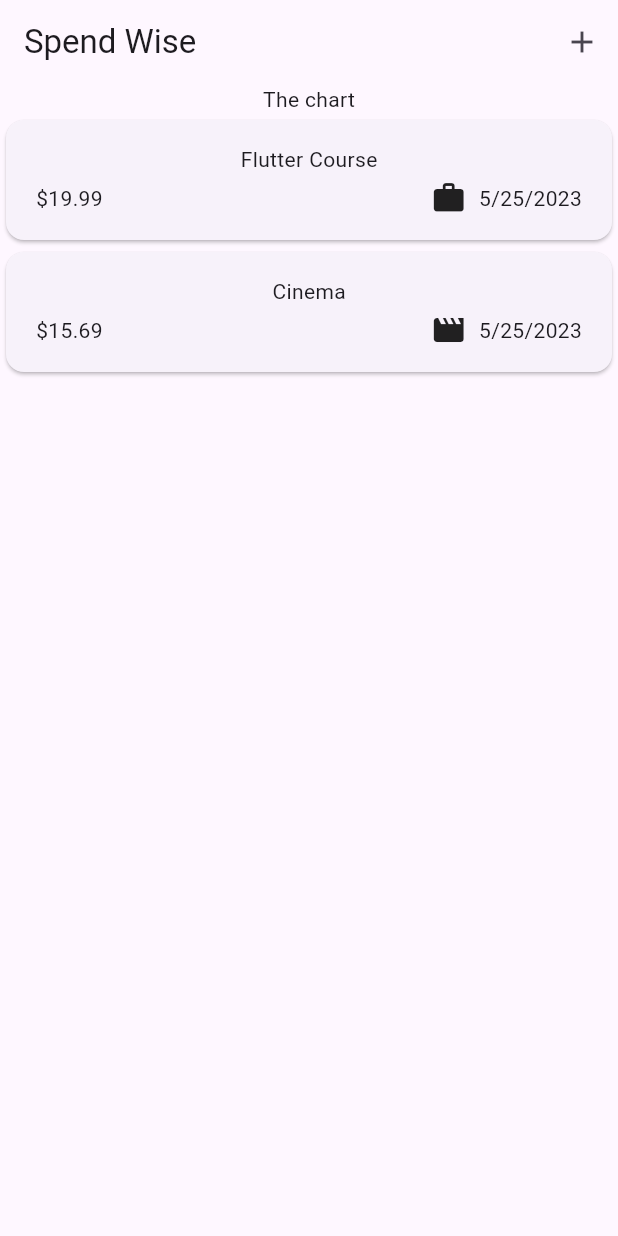
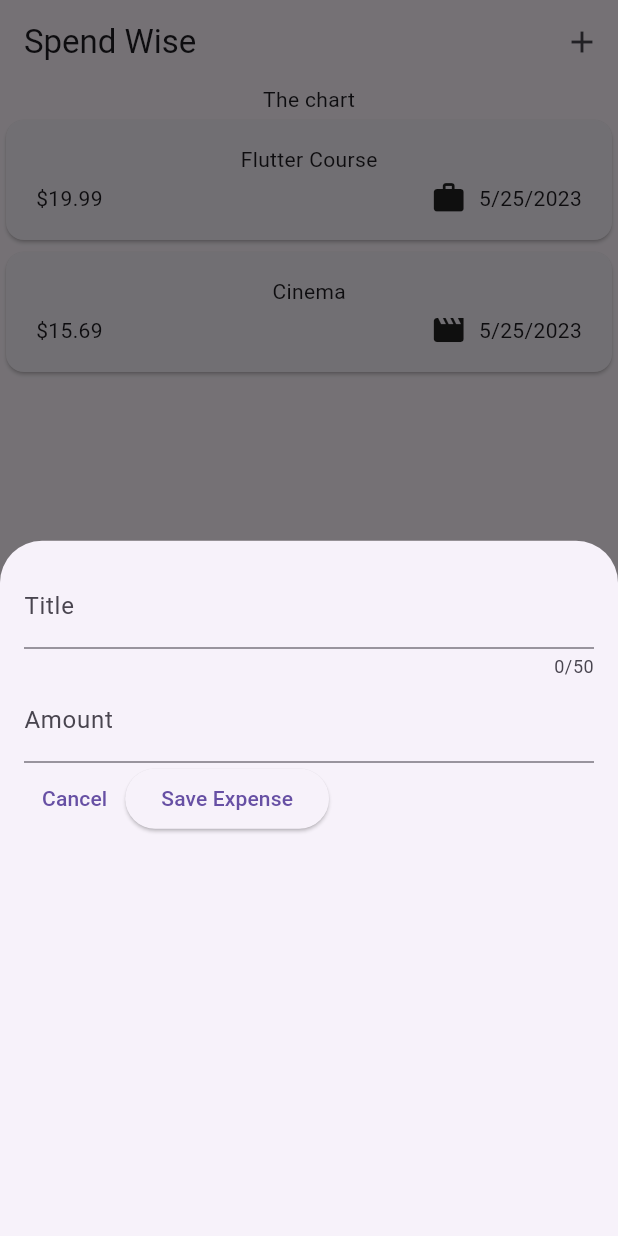
Before and after one commit to Passant-Hatem/spend_wise, a Flutter app: the screen it shows after launch, after a tap on the "add" icon, on a phone screen of 412 x 824 dp. Run offline on Flutter 3.47's test engine with Material 2 defaults, Android fonts, the phone set to English and light mode, and no system bars.

Commit message:
feat: add new expense

```diff
--- a/lib/spend_wise_home.dart
+++ b/lib/spend_wise_home.dart
@@ -1,4 +1,5 @@
 import 'package:flutter/material.dart';
+import 'package:spend_wise/widgets/add_new_expense.dart';
 import 'package:spend_wise/widgets/expense_item.dart';
 
 import 'models/expense.dart';
@@ -28,14 +29,23 @@ class _SpendWiseHomeState extends State<SpendWiseHome> {
     ),
   ];
 
+  void _openAddExpenseOverlay() {
+    showModalBottomSheet(
+      context: context,
+      builder: (ctx) => const AddNewExpense(),
+    );
+  }
+
   @override
   Widget build(BuildContext context) {
     return Scaffold(
       appBar: AppBar(
         title: const Text('Spend Wise'),
         actions: [
-          IconButton(onPressed: (){}, icon: const Icon(Icons.add))
-      ],),
+          IconButton(
+              onPressed: _openAddExpenseOverlay, icon: const Icon(Icons.add))
+        ],
+      ),
       body: Column(
         children: [
           const Text('The chart'),
--- /dev/null
+++ b/lib/widgets/add_new_expense.dart
@@ -0,0 +1,65 @@
+import 'package:flutter/material.dart';
+
+class AddNewExpense extends StatefulWidget {
+  const AddNewExpense({super.key});
+
+  @override
+  State<AddNewExpense> createState() {
+    return _AddNewExpenseState();
+  }
+}
+
+class _AddNewExpenseState extends State<AddNewExpense> {
+  final _titleController = TextEditingController();
+  final _amountController = TextEditingController();
+
+  @override
+  void dispose() {
+    _titleController.dispose();
+    _amountController.dispose();
+    super.dispose();
+  }
+
+  @override
+  Widget build(BuildContext context) {
+    return Padding(
+      padding: const EdgeInsets.all(16),
+      child: Column(
+        children: [
+          TextField(
+            controller: _titleController,
+            maxLength: 50,
+            decoration: const InputDecoration(
+              label: Text('Title'),
+            ),
+          ),
+          TextField(
+            controller: _amountController,
+            keyboardType: TextInputType.number,
+            decoration: const InputDecoration(
+              prefixText: '\$ ',
+              label: Text('Amount'),
+            ),
+          ),
+          Row(
+            children: [
+              TextButton(
+                onPressed: () {
+                  Navigator.pop(context);
+                },
+                child: const Text('Cancel'),
+              ),
+              ElevatedButton(
+                onPressed: () {
+                  print(_titleController.text);
+                  print(_amountController.text);
+                },
+                child: const Text('Save Expense'),
+              ),
+            ],
+          ),
+        ],
+      ),
+    );
+  }
+}
```
